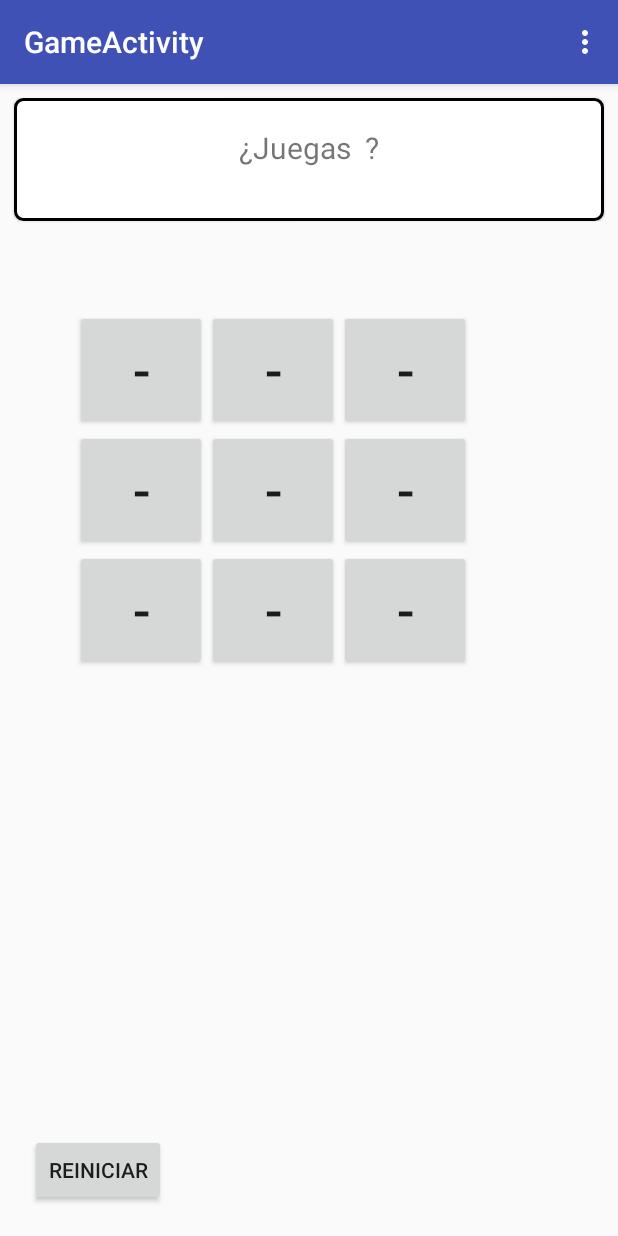
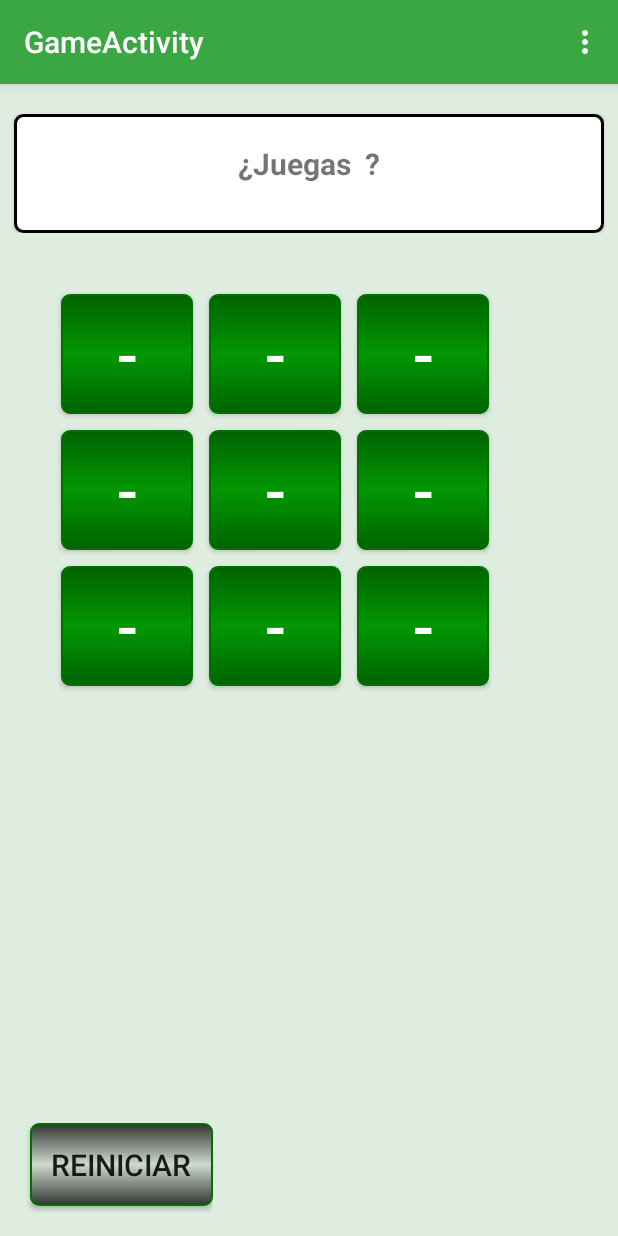
Before and after one commit to EduOroz/MyTresEnRayaApp, an Android app: the GameActivity screen opened directly, with no data from a screen before it, on a phone screen of 412 x 824 dp. Run offline under Robolectric (Android 15) with nearby library versions, the phone set to English and light mode, and no system bars.

Commit message:
Mejorada la interfaz, cambios en los colores y en la configuración

```diff
--- /dev/null
+++ b/app/src/main/res/drawable/button_black.xml
@@ -0,0 +1,11 @@
+<?xml version="1.0" encoding="utf-8"?>
+<shape xmlns:android="http://schemas.android.com/apk/res/android"
+    android:shape="rectangle">
+    <gradient
+        android:startColor="#313531"
+        android:centerColor="#cddacd"
+        android:endColor="#313531"
+        android:angle="270" />
+    <corners android:radius="5dp" />
+    <stroke android:width="2px" android:color="#007000" />
+</shape>
--- /dev/null
+++ b/app/src/main/res/drawable/button_green.xml
@@ -0,0 +1,11 @@
+<?xml version="1.0" encoding="utf-8"?>
+<shape xmlns:android="http://schemas.android.com/apk/res/android"
+    android:shape="rectangle">
+    <gradient
+        android:startColor="#006300"
+        android:centerColor="#019701"
+        android:endColor="#006300"
+        android:angle="270" />
+    <corners android:radius="5dp" />
+    <stroke android:width="2px" android:color="#007000" />
+</shape>
--- a/app/src/main/res/layout/content_game.xml
+++ b/app/src/main/res/layout/content_game.xml
@@ -7,7 +7,8 @@
     app:layout_behavior="@string/appbar_scrolling_view_behavior"
     tools:context="com.app.edu.mytresenrayaapp.GameActivity"
     tools:showIn="@layout/activity_game"
-    android:orientation="vertical">
+    android:orientation="vertical"
+    android:background="#deeddf">
 
     <LinearLayout
         android:layout_width="match_parent"
@@ -19,14 +20,17 @@
             android:id="@+id/tvMensajes"
             android:layout_width="match_parent"
             android:layout_height="match_parent"
-            android:layout_margin="9dp"
+            android:layout_marginRight="9dp"
+            android:layout_marginLeft="9dp"
+            android:layout_marginTop="20dp"
             android:layout_weight="1"
             android:background="@drawable/my_border"
             android:elevation="1dp"
             android:paddingTop="19dp"
             android:text="Bienvenido a mis dominios"
             android:textAlignment="center"
-            android:textSize="20sp" />
+            android:textSize="20sp"
+            android:textStyle="bold"/>
 
     </LinearLayout>
 
@@ -35,7 +39,7 @@
         android:layout_height="wrap_content"
         android:layout_weight="1"
         android:orientation="horizontal"
-        android:layout_margin="50dp">
+        android:layout_margin="35dp">
 
         <TableLayout
             android:layout_width="match_parent"
@@ -51,21 +55,31 @@
                     android:layout_height="80dp"
                     android:elevation="0dp"
                     android:text="-"
-                    android:textSize="35dp" />
+                    android:textColor="#ffffff"
+                    android:textSize="42sp"
+                    android:layout_margin="5dp"
+                    android:background="@drawable/button_green"/>
 
                 <Button
                     android:id="@+id/bt2"
                     android:layout_width="wrap_content"
                     android:layout_height="80dp"
                     android:text="-"
-                    android:textSize="35dp"/>
+                    android:textColor="#ffffff"
+                    android:textSize="42sp"
+                    android:layout_margin="5dp"
+                    android:background="@drawable/button_green"/>
 
                 <Button
                     android:id="@+id/bt3"
                     android:layout_width="wrap_content"
                     android:layout_height="80dp"
                     android:text="-"
-                    android:textSize="35dp"/>
+                    android:textColor="#ffffff"
+                    android:textSize="42sp"
+                    android:layout_margin="5dp"
+                    android:background="@drawable/button_green"/>
+
             </TableRow>
 
             <TableRow
@@ -77,21 +91,30 @@
                     android:layout_width="wrap_content"
                     android:layout_height="80dp"
                     android:text="-"
-                    android:textSize="35dp"/>
+                    android:textColor="#ffffff"
+                    android:textSize="42sp"
+                    android:layout_margin="5dp"
+                    android:background="@drawable/button_green"/>
 
                 <Button
                     android:id="@+id/bt5"
                     android:layout_width="wrap_content"
                     android:layout_height="80dp"
                     android:text="-"
-                    android:textSize="35dp"/>
+                    android:textColor="#ffffff"
+                    android:textSize="42sp"
+                    android:layout_margin="5dp"
+                    android:background="@drawable/button_green"/>
 
                 <Button
                     android:id="@+id/bt6"
                     android:layout_width="wrap_content"
                     android:layout_height="80dp"
                     android:text="-"
-                    android:textSize="35dp"/>
+                    android:textColor="#ffffff"
+                    android:textSize="42sp"
+                    android:layout_margin="5dp"
+                    android:background="@drawable/button_green"/>
             </TableRow>
 
             <TableRow
@@ -103,21 +126,30 @@
                     android:layout_width="wrap_content"
                     android:layout_height="80dp"
                     android:text="-"
-                    android:textSize="35dp"/>
+                    android:textColor="#ffffff"
+                    android:textSize="42sp"
+                    android:layout_margin="5dp"
+                    android:background="@drawable/button_green"/>
 
                 <Button
                     android:id="@+id/bt8"
                     android:layout_width="wrap_content"
                     android:layout_height="80dp"
                     android:text="-"
-                    android:textSize="35dp"/>
+                    android:textColor="#ffffff"
+                    android:textSize="42sp"
+                    android:layout_margin="5dp"
+                    android:background="@drawable/button_green"/>
 
                 <Button
                     android:id="@+id/bt9"
                     android:layout_width="wrap_content"
                     android:layout_height="80dp"
                     android:text="-"
-                    android:textSize="35dp"/>
+                    android:textColor="#ffffff"
+                    android:textSize="42sp"
+                    android:layout_margin="5dp"
+                    android:background="@drawable/button_green"/>
             </TableRow>
 
         </TableLayout>
@@ -135,7 +167,10 @@
             android:layout_weight="1"
             android:text="Reiniciar"
             android:layout_marginLeft="20dp"
-            android:layout_marginBottom="20dp"/>
+            android:layout_marginBottom="20dp"
+            android:textSize="20sp"
+            android:padding="14dp"
+            android:background="@drawable/button_black"/>
     </LinearLayout>
 
 </LinearLayout>
--- a/app/src/main/res/values/colors.xml
+++ b/app/src/main/res/values/colors.xml
@@ -1,8 +1,12 @@
 <?xml version="1.0" encoding="utf-8"?>
 <resources>
-    <color name="colorPrimary">#3F51B5</color>
-    <color name="colorPrimaryDark">#303F9F</color>
+    <color name="colorPrimary">#3ba743</color>
+    <color name="colorPrimaryDark">#29863a</color>
+    <color name="colorPrimaryOriginal">#3F51B5</color>
+    <color name="colorPrimaryDarkOriginal">#303F9F</color>
     <color name="colorAccent">#FF4081</color>
     <color name="background_color">#ffffff</color>
     <color name="border_color">#000000</color>
+    <color name="black">#000000</color>
+    <color name="division_line">#666666</color>
 </resources>
```
Also changed, not shown: app/src/main/res/layout/activity_welcome.xml (+13 -8 lines), app/src/main/res/layout/content_config.xml (+29 -7 lines).
